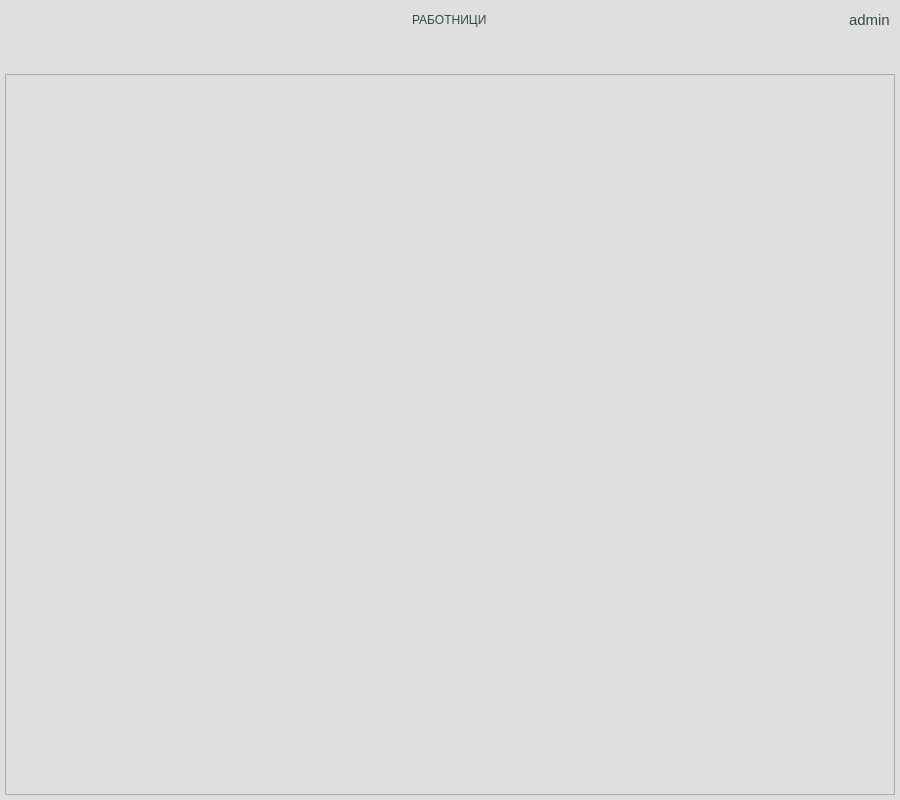
First picture: the form in app/ui/widgets/customWorkersWidget.ui, repository DevilPhp/WorkSalary.v01, before the edit.
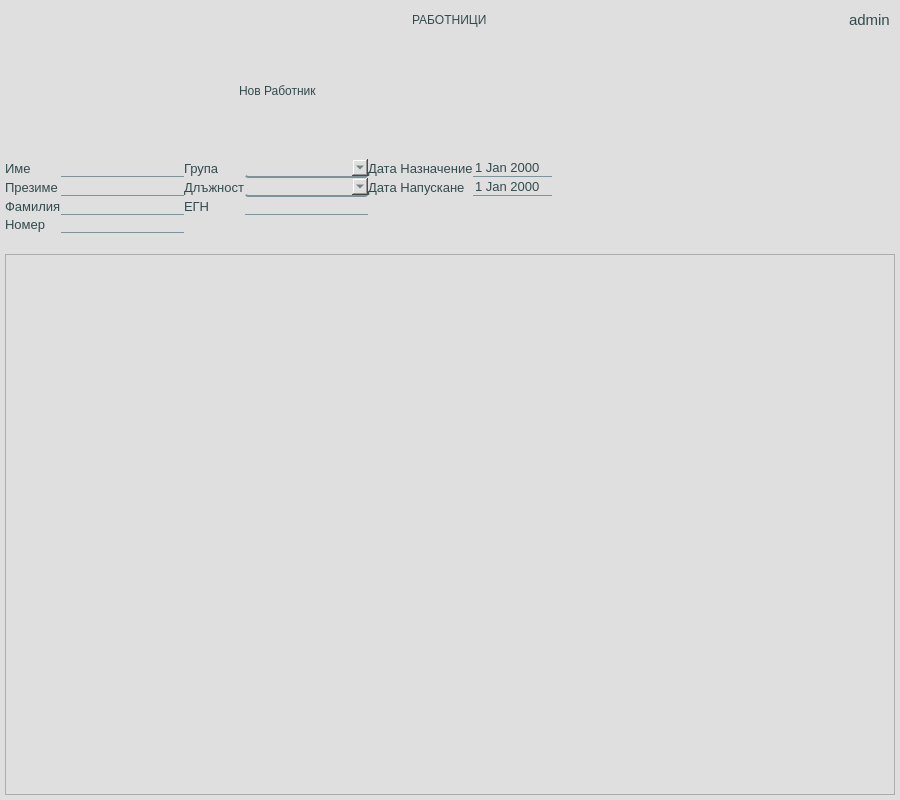
Second picture: the form after the edit. Icons and pictures are not drawn.

```diff
--- a/app/ui/widgets/customWorkersWidget.ui
+++ b/app/ui/widgets/customWorkersWidget.ui
@@ -284,13 +284,13 @@
         </property>
         <property name="minimumSize">
          <size>
-          <width>0</width>
-          <height>0</height>
+          <width>400</width>
+          <height>200</height>
          </size>
         </property>
-        <layout class="QHBoxLayout" name="horizontalLayout_5">
+        <layout class="QVBoxLayout" name="verticalLayout_2">
          <property name="spacing">
-          <number>35</number>
+          <number>10</number>
          </property>
          <property name="leftMargin">
           <number>0</number>
@@ -302,13 +302,13 @@
           <number>0</number>
          </property>
          <property name="bottomMargin">
-          <number>5</number>
+          <number>0</number>
          </property>
-         <item alignment="Qt::AlignTop">
-          <widget class="QWidget" name="workerShiftsHolder" native="true">
-           <layout class="QVBoxLayout" name="verticalLayout_6">
+         <item alignment="Qt::AlignHCenter|Qt::AlignVCenter">
+          <widget class="QWidget" name="widget_2" native="true">
+           <layout class="QHBoxLayout" name="horizontalLayout_4">
             <property name="spacing">
-             <number>5</number>
+             <number>0</number>
             </property>
             <property name="leftMargin">
              <number>0</number>
@@ -322,6 +322,16 @@
             <property name="bottomMargin">
              <number>0</number>
             </property>
+            <item>
+             <widget class="QLabel" name="label">
+              <property name="text">
+               <string>Нов Работник</string>
+              </property>
+             </widget>
+            </item>
+           </layout>
+          </widget>
+         </item>
             <item>
              <widget class="QWidget" name="widget_3" native="true">
               <layout class="QVBoxLayout" name="verticalLayout_9">
@@ -340,77 +350,99 @@
                <property name="bottomMargin">
                 <number>0</number>
                </property>
-              </layout>
-             </widget>
-            </item>
-            <item>
-             <widget class="QWidget" name="widget_11" native="true">
-              <layout class="QVBoxLayout" name="verticalLayout_10">
-               <property name="spacing">
-                <number>0</number>
-               </property>
-               <property name="leftMargin">
-                <number>0</number>
-               </property>
-               <property name="topMargin">
-                <number>0</number>
-               </property>
-               <property name="rightMargin">
-                <number>0</number>
-               </property>
-               <property name="bottomMargin">
-                <number>5</number>
-               </property>
-              </layout>
-             </widget>
-            </item>
-            <item>
-             <widget class="QWidget" name="newModelInfoHolder" native="true">
-              <property name="minimumSize">
-               <size>
-                <width>0</width>
-                <height>0</height>
-               </size>
-              </property>
-              <layout class="QVBoxLayout" name="verticalLayout_8">
-               <property name="spacing">
-                <number>0</number>
-               </property>
-               <property name="leftMargin">
-                <number>0</number>
-               </property>
-               <property name="topMargin">
-                <number>0</number>
-               </property>
-               <property name="rightMargin">
-                <number>0</number>
-               </property>
-               <property name="bottomMargin">
-                <number>0</number>
-               </property>
-               <item>
-                <widget class="QWidget" name="widget_6" native="true">
-                 <layout class="QHBoxLayout" name="horizontalLayout_17">
-                  <property name="spacing">
-                   <number>0</number>
-                  </property>
-                  <property name="leftMargin">
-                   <number>0</number>
-                  </property>
-                  <property name="topMargin">
-                   <number>0</number>
-                  </property>
-                  <property name="rightMargin">
-                   <number>0</number>
-                  </property>
-                  <property name="bottomMargin">
-                   <number>0</number>
-                  </property>
-                 </layout>
-                </widget>
-               </item>
-              </layout>
-             </widget>
+            <item>
+             <layout class="QGridLayout" name="gridLayout">
+              <item row="3" column="0">
+               <widget class="QLabel" name="label_5">
+                <property name="text">
+                 <string>Номер</string>
+                </property>
+               </widget>
+              </item>
+              <item row="0" column="3">
+               <widget class="QComboBox" name="comboBox"/>
+              </item>
+              <item row="0" column="4">
+               <widget class="QLabel" name="label_10">
+                <property name="text">
+                 <string>Дата Назначение</string>
+                </property>
+               </widget>
+              </item>
+              <item row="2" column="3">
+               <widget class="QLineEdit" name="lineEdit_7"/>
+              </item>
+              <item row="3" column="1">
+               <widget class="QLineEdit" name="lineEdit_4"/>
+              </item>
+              <item row="1" column="3">
+               <widget class="QComboBox" name="comboBox_2"/>
+              </item>
+              <item row="1" column="0">
+               <widget class="QLabel" name="label_3">
+                <property name="text">
+                 <string>Презиме</string>
+                </property>
+               </widget>
+              </item>
+              <item row="1" column="4">
+               <widget class="QLabel" name="label_9">
+                <property name="text">
+                 <string>Дата Напускане</string>
+                </property>
+               </widget>
+              </item>
+              <item row="0" column="2">
+               <widget class="QLabel" name="label_6">
+                <property name="text">
+                 <string>Група</string>
+                </property>
+               </widget>
+              </item>
+              <item row="2" column="1">
+               <widget class="QLineEdit" name="lineEdit_3"/>
+              </item>
+              <item row="0" column="1">
+               <widget class="QLineEdit" name="lineEdit"/>
+              </item>
+              <item row="0" column="0">
+               <widget class="QLabel" name="label_2">
+                <property name="text">
+                 <string>Име</string>
+                </property>
+               </widget>
+              </item>
+              <item row="2" column="0">
+               <widget class="QLabel" name="label_4">
+                <property name="text">
+                 <string>Фамилия</string>
+                </property>
+               </widget>
+              </item>
+              <item row="2" column="2">
+               <widget class="QLabel" name="label_8">
+                <property name="text">
+                 <string>ЕГН</string>
+                </property>
+               </widget>
+              </item>
+              <item row="1" column="2">
+               <widget class="QLabel" name="label_7">
+                <property name="text">
+                 <string>Длъжност</string>
+                </property>
+               </widget>
+              </item>
+              <item row="1" column="1">
+               <widget class="QLineEdit" name="lineEdit_2"/>
+              </item>
+              <item row="0" column="5">
+               <widget class="QDateEdit" name="dateEdit"/>
+              </item>
+              <item row="1" column="5">
+               <widget class="QDateEdit" name="dateEdit_2"/>
+              </item>
+             </layout>
             </item>
            </layout>
           </widget>
@@ -432,7 +464,7 @@
         <x>0</x>
         <y>0</y>
         <width>888</width>
-        <height>714</height>
+        <height>534</height>
        </rect>
       </property>
       <layout class="QVBoxLayout" name="verticalLayout_12">
```
Left out of the diff: 2 changed lines with no effect on the pictures. Lines whose indentation alone changed are shown as unchanged.
